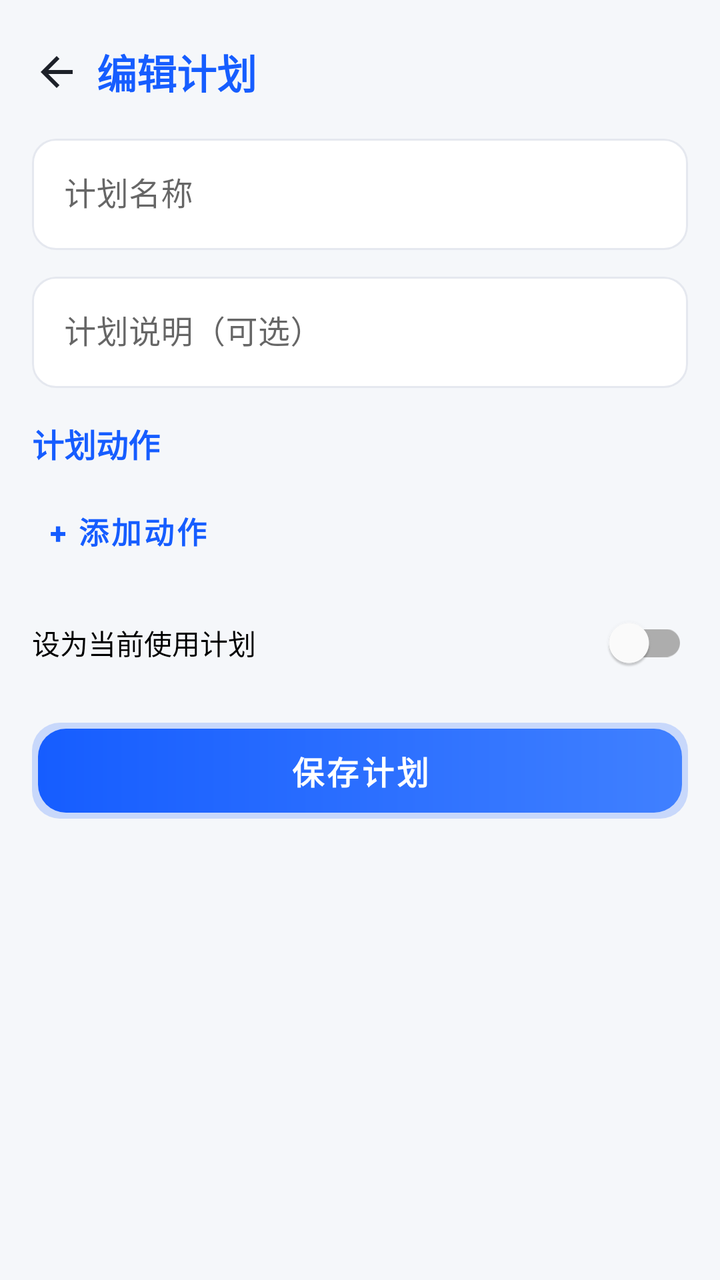
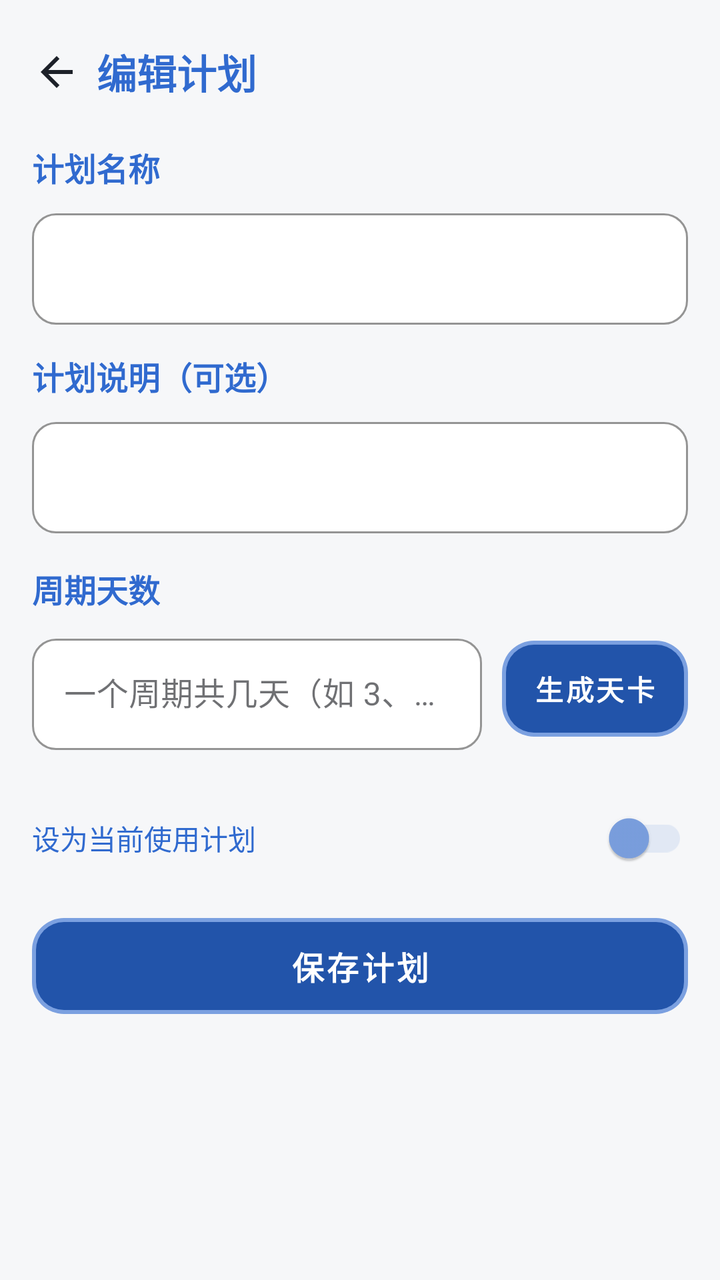

Before-and-after screenshots of an Android layout around one commit, followed by the original layout XML and the change that was made.
<!-- AndroidManifest.xml: application theme Theme.BrawnCatalog -->
<!-- res/layout/activity_plan_edit.xml -->
<?xml version="1.0" encoding="utf-8"?>
<LinearLayout
    xmlns:android="http://schemas.android.com/apk/res/android"
    xmlns:app="http://schemas.android.com/apk/res-auto"
    android:layout_width="match_parent"
    android:layout_height="match_parent"
    android:orientation="vertical"
    android:padding="16dp">

    <LinearLayout
        android:layout_width="match_parent"
        android:layout_height="wrap_content"
        android:gravity="center_vertical"
        android:orientation="horizontal">

        <ImageButton
            android:id="@+id/buttonBack"
            android:layout_width="40dp"
            android:layout_height="40dp"
            android:layout_marginStart="-8dp"
            android:background="?attr/selectableItemBackgroundBorderless"
            android:contentDescription="返回"
            android:src="@drawable/ic_back_arrow" />

        <TextView
            android:layout_width="0dp"
            android:layout_height="wrap_content"
            android:layout_weight="1"
            android:textSize="20sp"
            android:textStyle="bold"
            android:textColor="?attr/colorPrimary"
            android:text="编辑计划" />
    </LinearLayout>

    <com.google.android.material.textfield.TextInputLayout
        android:layout_width="match_parent"
        android:layout_height="wrap_content"
        android:layout_marginTop="8dp"
        android:hint="计划名称">

        <com.google.android.material.textfield.TextInputEditText
            android:id="@+id/editTextPlanName"
            android:layout_width="match_parent"
            android:layout_height="wrap_content"
            android:inputType="text" />
    </com.google.android.material.textfield.TextInputLayout>

    <com.google.android.material.textfield.TextInputLayout
        android:layout_width="match_parent"
        android:layout_height="wrap_content"
        android:layout_marginTop="8dp"
        android:hint="计划说明（可选）">

        <com.google.android.material.textfield.TextInputEditText
            android:id="@+id/editTextPlanDescription"
            android:layout_width="match_parent"
            android:layout_height="wrap_content"
            android:inputType="textMultiLine"
            android:maxLines="3" />
    </com.google.android.material.textfield.TextInputLayout>

    <TextView
        android:layout_width="wrap_content"
        android:layout_height="wrap_content"
        android:layout_marginTop="16dp"
        android:text="计划动作"
        android:textSize="16sp"
        android:textStyle="bold"
        android:textColor="?attr/colorPrimary" />

    
    <LinearLayout
        android:id="@+id/containerPlanItems"
        android:layout_width="match_parent"
        android:layout_height="wrap_content"
        android:layout_marginTop="8dp"
        android:orientation="vertical" />

    <com.google.android.material.button.MaterialButton
        android:id="@+id/buttonAddItem"
        style="@style/Widget.MaterialComponents.Button.TextButton"
        android:layout_width="wrap_content"
        android:layout_height="wrap_content"
        android:text="+ 添加动作" />

    <com.google.android.material.switchmaterial.SwitchMaterial
        android:id="@+id/switchActivePlan"
        android:layout_width="match_parent"
        android:layout_height="wrap_content"
        android:layout_marginTop="8dp"
        android:text="设为当前使用计划" />

    <com.google.android.material.button.MaterialButton
        android:id="@+id/buttonSavePlan"
        android:layout_width="match_parent"
        android:layout_height="wrap_content"
        android:layout_marginTop="16dp"
        android:text="保存计划"
        android:textSize="16sp" />

</LinearLayout>
<!-- resources referenced by this layout -->
<resources>
  <style name="Theme.BrawnCatalog" parent="Theme.MaterialComponents.DayNight.NoActionBar">
          <item name="colorPrimary">@color/bc_primary</item>
          <item name="colorPrimaryVariant">@color/bc_primary_dark</item>
          <item name="colorOnPrimary">@color/bc_on_primary</item>
          <item name="colorSecondary">@color/bc_accent</item>
          <item name="colorSecondaryVariant">@color/bc_accent_dark</item>
          <item name="colorOnSecondary">@color/bc_on_accent</item>
  
          
          <item name="android:textColorPrimary">@color/bc_text_primary</item>
          <item name="android:textColorSecondary">@color/bc_text_secondary</item>
  
          
          <item name="android:windowBackground">@color/window_background</item>
          <item name="android:statusBarColor">@color/window_background</item>
          <item name="android:navigationBarColor">@color/window_background</item>
  
          
          <item name="materialCardViewStyle">@style/Widget.BrawnCatalog.Card</item>
  
          
          <item name="materialButtonStyle">@style/Widget.BrawnCatalog.Button.Primary</item>
  
          
          <item name="textInputStyle">@style/Widget.BrawnCatalog.TextInputLayout</item>
  
          
          <item name="alertDialogTheme">@style/ThemeOverlay.BrawnCatalog.Dialog.Alert</item>
          <item name="android:alertDialogTheme">@style/ThemeOverlay.BrawnCatalog.Dialog.Alert</item>
          <item name="materialAlertDialogTheme">@style/ThemeOverlay.BrawnCatalog.Dialog.Alert</item>
  
          
          <item name="android:activityOpenEnterAnimation">@anim/slide_in_right</item>
          <item name="android:activityOpenExitAnimation">@anim/slide_out_left</item>
          <item name="android:activityCloseEnterAnimation">@anim/slide_in_left</item>
          <item name="android:activityCloseExitAnimation">@anim/slide_out_right</item>
      </style>
  <color name="bc_primary">#FF165DFF</color>
  <color name="bc_primary_dark">#FF0E42D2</color>
  <color name="bc_on_primary">#FFFFFFFF</color>
  <color name="bc_accent">#FFFF7043</color>
  <color name="bc_accent_dark">#FFE64A19</color>
  <color name="bc_on_accent">#FFFFFFFF</color>
  <color name="bc_text_primary">#FF1D2129</color>
  <color name="bc_text_secondary">#FF86909C</color>
  <color name="window_background">#FFF5F7FA</color>
  <style name="Widget.BrawnCatalog.Card" parent="Widget.MaterialComponents.CardView">
          <item name="cardBackgroundColor">@color/card_background</item>
          <item name="cardCornerRadius">16dp</item>
          <item name="cardElevation">4dp</item>
          <item name="strokeWidth">0dp</item>
      </style>
  <style name="Widget.BrawnCatalog.Button.Primary" parent="Widget.MaterialComponents.Button">
          <item name="android:background">@drawable/bg_button_primary</item>
          <item name="android:minHeight">48dp</item>
          <item name="android:textColor">@color/bc_on_primary</item>
          <item name="android:textSize">15sp</item>
          <item name="android:textStyle">bold</item>
          <item name="android:stateListAnimator">@animator/button_press_scale</item>
          <item name="rippleColor">#33FFFFFF</item>
          <item name="cornerRadius">14dp</item>
          <item name="backgroundTint">@null</item>
      </style>
  <style name="Widget.BrawnCatalog.TextInputLayout" parent="Widget.MaterialComponents.TextInputLayout.OutlinedBox">
          <item name="boxBackgroundColor">@color/bc_input_bg</item>
          <item name="boxStrokeWidth">1dp</item>
          <item name="boxStrokeWidthFocused">1dp</item>
          <item name="boxStrokeColor">@color/bc_input_stroke</item>
          <item name="boxCornerRadiusTopStart">12dp</item>
          <item name="boxCornerRadiusTopEnd">12dp</item>
          <item name="boxCornerRadiusBottomStart">12dp</item>
          <item name="boxCornerRadiusBottomEnd">12dp</item>
          <item name="hintTextColor">@color/bc_input_stroke</item>
      </style>
  <style name="ThemeOverlay.BrawnCatalog.Dialog.Alert" parent="ThemeOverlay.MaterialComponents.MaterialAlertDialog">
          <item name="android:windowBackground">@drawable/bg_dialog_alert</item>
          <item name="android:windowMinWidthMajor">85%</item>
          <item name="android:windowMinWidthMinor">85%</item>
          <item name="android:backgroundDimAmount">0.4</item>
          <item name="colorPrimary">@color/bc_primary</item>
          <item name="colorPrimaryVariant">@color/bc_primary_dark</item>
          <item name="colorOnPrimary">@color/bc_on_primary</item>
          <item name="colorAccent">@color/bc_primary</item>
          <item name="colorControlActivated">@color/bc_primary</item>
          <item name="android:textColorPrimary">@color/bc_text_primary</item>
          <item name="android:textColorSecondary">@color/bc_text_secondary</item>
          <item name="materialButtonStyle">@style/Widget.BrawnCatalog.Button.Primary</item>
      </style>
  <color name="card_background">#FFFFFFFF</color>
  <!-- drawable bg_button_primary (drawable) -->
  <?xml version="1.0" encoding="utf-8"?>
  <ripple xmlns:android="http://schemas.android.com/apk/res/android"
      android:color="#33FFFFFF">
  
      <item>
          <layer-list>
              
              <item>
                  <shape android:shape="rectangle">
                      <solid android:color="@color/bc_glow" />
                      <corners android:radius="14dp" />
                      <padding
                          android:bottom="3dp"
                          android:left="3dp"
                          android:right="3dp"
                          android:top="3dp" />
                  </shape>
              </item>
              
              <item>
                  <shape android:shape="rectangle">
                      <gradient
                          android:angle="0"
                          android:endColor="@color/bc_gradient_end"
                          android:startColor="@color/bc_gradient_start" />
                      <corners android:radius="14dp" />
                  </shape>
              </item>
          </layer-list>
      </item>
  </ripple>
  <color name="bc_input_bg">#FFFFFFFF</color>
  <!-- drawable bg_dialog_alert (drawable) -->
  <?xml version="1.0" encoding="utf-8"?>
  <shape xmlns:android="http://schemas.android.com/apk/res/android"
      android:shape="rectangle">
      <solid android:color="@color/card_background" />
      <corners android:radius="20dp" />
  </shape>
  <color name="bc_glow">#33165DFF</color>
  <color name="bc_gradient_end">#FF4080FF</color>
  <color name="bc_gradient_start">#FF165DFF</color>
  <!-- unchanged entries left out for length: 1 -->
</resources>

<!-- the commit's change to res/layout/activity_plan_edit.xml (unified diff, before → after) -->
@@ -4,14 +4,16 @@
     xmlns:app="http://schemas.android.com/apk/res-auto"
     android:layout_width="match_parent"
     android:layout_height="match_parent"
-    android:orientation="vertical"
-    android:padding="16dp">
+    android:orientation="vertical">
 
     <LinearLayout
         android:layout_width="match_parent"
         android:layout_height="wrap_content"
         android:gravity="center_vertical"
-        android:orientation="horizontal">
+        android:orientation="horizontal"
+        android:paddingStart="16dp"
+        android:paddingEnd="16dp"
+        android:paddingTop="16dp">
 
         <ImageButton
             android:id="@+id/buttonBack"
@@ -28,74 +30,137 @@
             android:layout_weight="1"
             android:textSize="20sp"
             android:textStyle="bold"
-            android:textColor="?attr/colorPrimary"
+            android:textColor="?attr/bcPrimary"
             android:text="编辑计划" />
     </LinearLayout>
 
-    <com.google.android.material.textfield.TextInputLayout
+    <ScrollView
+        android:id="@+id/scrollViewPlanEdit"
         android:layout_width="match_parent"
-        android:layout_height="wrap_content"
-        android:layout_marginTop="8dp"
-        android:hint="计划名称">
+        android:layout_height="0dp"
+        android:layout_weight="1"
+        android:fillViewport="true"
+        android:paddingStart="16dp"
+        android:paddingEnd="16dp"
+        android:paddingBottom="16dp">
 
-        <com.google.android.material.textfield.TextInputEditText
-            android:id="@+id/editTextPlanName"
+        <LinearLayout
             android:layout_width="match_parent"
             android:layout_height="wrap_content"
-            android:inputType="text" />
-    </com.google.android.material.textfield.TextInputLayout>
+            android:orientation="vertical">
 
-    <com.google.android.material.textfield.TextInputLayout
-        android:layout_width="match_parent"
-        android:layout_height="wrap_content"
-        android:layout_marginTop="8dp"
-        android:hint="计划说明（可选）">
+            
+            <TextView
+                android:layout_width="wrap_content"
+                android:layout_height="wrap_content"
+                android:layout_marginTop="16dp"
+                android:text="计划名称"
+                android:textSize="16sp"
+                android:textStyle="bold"
+                android:textColor="?attr/bcPrimary" />
 
-        <com.google.android.material.textfield.TextInputEditText
-            android:id="@+id/editTextPlanDescription"
-            android:layout_width="match_parent"
-            android:layout_height="wrap_content"
-            android:inputType="textMultiLine"
-            android:maxLines="3" />
-    </com.google.android.material.textfield.TextInputLayout>
+            <com.google.android.material.textfield.TextInputLayout
+                android:layout_width="match_parent"
+                android:layout_height="wrap_content"
+                android:layout_marginTop="6dp">
 
-    <TextView
-        android:layout_width="wrap_content"
-        android:layout_height="wrap_content"
-        android:layout_marginTop="16dp"
-        android:text="计划动作"
-        android:textSize="16sp"
-        android:textStyle="bold"
-        android:textColor="?attr/colorPrimary" />
+                <com.google.android.material.textfield.TextInputEditText
+                    android:id="@+id/editTextPlanName"
+                    android:layout_width="match_parent"
+                    android:layout_height="wrap_content"
+                    android:inputType="text" />
+            </com.google.android.material.textfield.TextInputLayout>
 
-    
-    <LinearLayout
-        android:id="@+id/containerPlanItems"
-        android:layout_width="match_parent"
-        android:layout_height="wrap_content"
-        android:layout_marginTop="8dp"
-        android:orientation="vertical" />
+            
+            <TextView
+                android:layout_width="wrap_content"
+                android:layout_height="wrap_content"
+                android:layout_marginTop="14dp"
+                android:text="计划说明（可选）"
+                android:textSize="16sp"
+                android:textStyle="bold"
+                android:textColor="?attr/bcPrimary" />
 
-    <com.google.android.material.button.MaterialButton
-        android:id="@+id/buttonAddItem"
-        style="@style/Widget.MaterialComponents.Button.TextButton"
-        android:layout_width="wrap_content"
-        android:layout_height="wrap_content"
-        android:text="+ 添加动作" />
+            <com.google.android.material.textfield.TextInputLayout
+                android:layout_width="match_parent"
+                android:layout_height="wrap_content"
+                android:layout_marginTop="6dp">
 
-    <com.google.android.material.switchmaterial.SwitchMaterial
-        android:id="@+id/switchActivePlan"
-        android:layout_width="match_parent"
-        android:layout_height="wrap_content"
-        android:layout_marginTop="8dp"
-        android:text="设为当前使用计划" />
+                <com.google.android.material.textfield.TextInputEditText
+                    android:id="@+id/editTextPlanDescription"
+                    android:layout_width="match_parent"
+                    android:layout_height="wrap_content"
+                    android:inputType="textMultiLine"
+                    android:maxLines="3" />
+            </com.google.android.material.textfield.TextInputLayout>
 
-    <com.google.android.material.button.MaterialButton
-        android:id="@+id/buttonSavePlan"
-        android:layout_width="match_parent"
-        android:layout_height="wrap_content"
-        android:layout_marginTop="16dp"
-        android:text="保存计划"
-        android:textSize="16sp" />
+            
+            <TextView
+                android:layout_width="wrap_content"
+                android:layout_height="wrap_content"
+                android:layout_marginTop="16dp"
+                android:text="周期天数"
+                android:textSize="16sp"
+                android:textStyle="bold"
+                android:textColor="?attr/bcPrimary" />
 
+            <LinearLayout
+                android:layout_width="match_parent"
+                android:layout_height="wrap_content"
+                android:layout_marginTop="8dp"
+                android:gravity="center_vertical"
+                android:orientation="horizontal">
+
+                <com.google.android.material.textfield.TextInputLayout
+                    android:layout_width="0dp"
+                    android:layout_height="wrap_content"
+                    android:layout_weight="1"
+                    android:hint="一个周期共几天（如 3、5、7）"
+                    app:boxBackgroundMode="outline"
+                    app:hintTextColor="?attr/bcPrimary">
+
+                    <com.google.android.material.textfield.TextInputEditText
+                        android:id="@+id/editTextCycleDays"
+                        android:layout_width="match_parent"
+                        android:layout_height="wrap_content"
+                        android:textColorHint="?attr/bcPrimary"
+                        android:inputType="number" />
+                </com.google.android.material.textfield.TextInputLayout>
+
+                <com.google.android.material.button.MaterialButton
+                    android:id="@+id/buttonGenerateDays"
+                    android:layout_width="wrap_content"
+                    android:layout_height="wrap_content"
+                    android:layout_marginStart="10dp"
+                    android:text="生成天卡"
+                    android:textSize="14sp" />
+            </LinearLayout>
+
+            
+            <LinearLayout
+                android:id="@+id/containerDays"
+                android:layout_width="match_parent"
+                android:layout_height="wrap_content"
+                android:layout_marginTop="12dp"
+                android:orientation="vertical" />
+
+            <com.google.android.material.switchmaterial.SwitchMaterial
+                android:id="@+id/switchActivePlan"
+                android:layout_width="match_parent"
+                android:layout_height="wrap_content"
+                android:layout_marginTop="8dp"
+                android:text="设为当前使用计划"
+                android:textColor="?attr/bcPrimary"
+                app:thumbTint="@color/switch_thumb_bc"
+                app:trackTint="@color/switch_track_bc" />
+
+            <com.google.android.material.button.MaterialButton
+                android:id="@+id/buttonSavePlan"
+                android:layout_width="match_parent"
+                android:layout_height="wrap_content"
+                android:layout_marginTop="16dp"
+                android:text="保存计划"
+                android:textSize="16sp" />
+        </LinearLayout>
+    </ScrollView>
 </LinearLayout>
<!-- resource entries referenced after the edit -->
@@ -1,53 +1,94 @@
 <!-- resources referenced by this layout -->
 <resources>
-  <style name="Theme.BrawnCatalog" parent="Theme.MaterialComponents.DayNight.NoActionBar">
-          <item name="colorPrimary">@color/bc_primary</item>
-          <item name="colorPrimaryVariant">@color/bc_primary_dark</item>
-          <item name="colorOnPrimary">@color/bc_on_primary</item>
-          <item name="colorSecondary">@color/bc_accent</item>
-          <item name="colorSecondaryVariant">@color/bc_accent_dark</item>
-          <item name="colorOnSecondary">@color/bc_on_accent</item>
+  <style name="Theme.BrawnCatalog" parent="Theme.MaterialComponents.NoActionBar">
+          <item name="colorPrimary">@color/th_blue_primary</item>
+          <item name="colorPrimaryVariant">@color/th_blue_primary_dark</item>
+          <item name="colorOnPrimary">@color/th_blue_on_primary</item>
+          <item name="colorSecondary">@color/th_blue_accent</item>
+          <item name="colorSecondaryVariant">@color/th_blue_accent_dark</item>
+          <item name="colorOnSecondary">@color/th_blue_on_accent</item>
+          <item name="android:textColorPrimary">@color/th_blue_text_primary</item>
+          <item name="android:textColorSecondary">@color/th_blue_text_secondary</item>
+          <item name="bcPrimary">@color/th_blue_primary</item>
+          <item name="bcPrimaryDark">@color/th_blue_primary_dark</item>
+          <item name="bcPrimaryLight">@color/th_blue_primary_light</item>
+          <item name="bcPrimaryPale">@color/th_blue_primary_pale</item>
+          <item name="bcOnPrimary">@color/th_blue_on_primary</item>
+          <item name="bcAccent">@color/th_blue_accent</item>
+          <item name="bcAccentDark">@color/th_blue_accent_dark</item>
+          <item name="bcOnAccent">@color/th_blue_on_accent</item>
+          <item name="bcWindowBg">@color/th_blue_window_bg</item>
+          <item name="bcCardBg">@color/th_blue_card_bg</item>
+          <item name="bcHeaderBg">@color/th_blue_header_bg</item>
+          <item name="bcHomePageBg">@color/th_blue_home_page_bg</item>
+          <item name="bcTextPrimary">@color/th_blue_text_primary</item>
+          <item name="bcTextSecondary">@color/th_blue_text_secondary</item>
+          <item name="bcTextDisabled">@color/th_blue_text_disabled</item>
+          <item name="bcBorder">@color/th_blue_border</item>
+          <item name="bcBorderFocus">@color/th_blue_border_focus</item>
+          <item name="bcInputBg">@color/th_blue_input_bg</item>
+          <item name="bcInputStroke">@color/th_blue_input_stroke</item>
+          <item name="bcGradientStart">@color/th_blue_gradient_start</item>
+          <item name="bcGradientEnd">@color/th_blue_gradient_end</item>
+          <item name="bcGlow">@color/th_blue_glow</item>
+          <item name="bcRipple">@color/th_blue_ripple</item>
   
           
-          <item name="android:textColorPrimary">@color/bc_text_primary</item>
-          <item name="android:textColorSecondary">@color/bc_text_secondary</item>
+          <item name="bcStatusOk">@color/bc_status_ok</item>
+          <item name="bcStatusWarn">@color/bc_status_warn</item>
+          <item name="bcStatusLow">@color/bc_status_low</item>
   
           
-          <item name="android:windowBackground">@color/window_background</item>
-          <item name="android:statusBarColor">@color/window_background</item>
-          <item name="android:navigationBarColor">@color/window_background</item>
-  
-          
+          <item name="android:textColor">?attr/bcTextPrimary</item>
+          <item name="android:textColorHint">?attr/bcInputStroke</item>
+          <item name="colorSurface">?attr/bcCardBg</item>
+          <item name="colorSurfaceVariant">?attr/bcCardBg</item>
+          <item name="colorOnSurface">?attr/bcTextPrimary</item>
+          <item name="colorOnSurfaceVariant">?attr/bcTextSecondary</item>
+          <item name="colorOnBackground">?attr/bcTextPrimary</item>
+          <item name="android:windowBackground">@color/th_blue_window_bg</item>
+          <item name="android:statusBarColor">@color/th_blue_header_bg</item>
+          <item name="android:navigationBarColor">@color/th_blue_window_bg</item>
+          <item name="android:windowLightStatusBar">true</item>
           <item name="materialCardViewStyle">@style/Widget.BrawnCatalog.Card</item>
-  
-          
           <item name="materialButtonStyle">@style/Widget.BrawnCatalog.Button.Primary</item>
-  
-          
           <item name="textInputStyle">@style/Widget.BrawnCatalog.TextInputLayout</item>
-  
-          
           <item name="alertDialogTheme">@style/ThemeOverlay.BrawnCatalog.Dialog.Alert</item>
           <item name="android:alertDialogTheme">@style/ThemeOverlay.BrawnCatalog.Dialog.Alert</item>
           <item name="materialAlertDialogTheme">@style/ThemeOverlay.BrawnCatalog.Dialog.Alert</item>
-  
-          
           <item name="android:activityOpenEnterAnimation">@anim/slide_in_right</item>
           <item name="android:activityOpenExitAnimation">@anim/slide_out_left</item>
           <item name="android:activityCloseEnterAnimation">@anim/slide_in_left</item>
           <item name="android:activityCloseExitAnimation">@anim/slide_out_right</item>
       </style>
-  <color name="bc_primary">#FF165DFF</color>
-  <color name="bc_primary_dark">#FF0E42D2</color>
-  <color name="bc_on_primary">#FFFFFFFF</color>
-  <color name="bc_accent">#FFFF7043</color>
-  <color name="bc_accent_dark">#FFE64A19</color>
-  <color name="bc_on_accent">#FFFFFFFF</color>
-  <color name="bc_text_primary">#FF1D2129</color>
-  <color name="bc_text_secondary">#FF86909C</color>
-  <color name="window_background">#FFF5F7FA</color>
+  <color name="th_blue_primary">#306ACF</color>
+  <color name="th_blue_primary_dark">#2254AA</color>
+  <color name="th_blue_on_primary">#FFFFFF</color>
+  <color name="th_blue_accent">#5845D3</color>
+  <color name="th_blue_accent_dark">#3F2CBA</color>
+  <color name="th_blue_on_accent">#FFFFFF</color>
+  <color name="th_blue_text_primary">#0F1115</color>
+  <color name="th_blue_text_secondary">#425C8A</color>
+  <color name="th_blue_primary_light">#7BA0E0</color>
+  <color name="th_blue_primary_pale">#E1E8F4</color>
+  <color name="th_blue_window_bg">#F6F7F9</color>
+  <color name="th_blue_card_bg">#E7EBF4</color>
+  <color name="th_blue_header_bg">#CBD7EB</color>
+  <color name="th_blue_home_page_bg">#F4F6F8</color>
+  <color name="th_blue_text_disabled">#9AA0A6</color>
+  <color name="th_blue_border">#D7DEEA</color>
+  <color name="th_blue_border_focus">#306ACF</color>
+  <color name="th_blue_input_bg">#FFFFFF</color>
+  <color name="th_blue_input_stroke">#C1C9D7</color>
+  <color name="th_blue_gradient_start">#306ACF</color>
+  <color name="th_blue_gradient_end">#7BA0E0</color>
+  <color name="th_blue_glow">#40306ACF</color>
+  <color name="th_blue_ripple">#33306ACF</color>
+  <color name="bc_status_ok">#FF2F9E6B</color>
+  <color name="bc_status_warn">#FFC8811F</color>
+  <color name="bc_status_low">#FFD0473F</color>
   <style name="Widget.BrawnCatalog.Card" parent="Widget.MaterialComponents.CardView">
-          <item name="cardBackgroundColor">@color/card_background</item>
+          <item name="cardBackgroundColor">?attr/bcCardBg</item>
           <item name="cardCornerRadius">16dp</item>
           <item name="cardElevation">4dp</item>
           <item name="strokeWidth">0dp</item>
@@ -55,7 +96,7 @@
   <style name="Widget.BrawnCatalog.Button.Primary" parent="Widget.MaterialComponents.Button">
           <item name="android:background">@drawable/bg_button_primary</item>
           <item name="android:minHeight">48dp</item>
-          <item name="android:textColor">@color/bc_on_primary</item>
+          <item name="android:textColor">?attr/bcOnPrimary</item>
           <item name="android:textSize">15sp</item>
           <item name="android:textStyle">bold</item>
           <item name="android:stateListAnimator">@animator/button_press_scale</item>
@@ -64,31 +105,33 @@
           <item name="backgroundTint">@null</item>
       </style>
   <style name="Widget.BrawnCatalog.TextInputLayout" parent="Widget.MaterialComponents.TextInputLayout.OutlinedBox">
-          <item name="boxBackgroundColor">@color/bc_input_bg</item>
+          <item name="boxBackgroundColor">?attr/bcInputBg</item>
           <item name="boxStrokeWidth">1dp</item>
           <item name="boxStrokeWidthFocused">1dp</item>
-          <item name="boxStrokeColor">@color/bc_input_stroke</item>
+          <item name="boxStrokeColor">?attr/bcInputStroke</item>
           <item name="boxCornerRadiusTopStart">12dp</item>
           <item name="boxCornerRadiusTopEnd">12dp</item>
           <item name="boxCornerRadiusBottomStart">12dp</item>
           <item name="boxCornerRadiusBottomEnd">12dp</item>
-          <item name="hintTextColor">@color/bc_input_stroke</item>
+          <item name="hintTextColor">?attr/bcInputStroke</item>
       </style>
   <style name="ThemeOverlay.BrawnCatalog.Dialog.Alert" parent="ThemeOverlay.MaterialComponents.MaterialAlertDialog">
           <item name="android:windowBackground">@drawable/bg_dialog_alert</item>
           <item name="android:windowMinWidthMajor">85%</item>
           <item name="android:windowMinWidthMinor">85%</item>
           <item name="android:backgroundDimAmount">0.4</item>
-          <item name="colorPrimary">@color/bc_primary</item>
-          <item name="colorPrimaryVariant">@color/bc_primary_dark</item>
-          <item name="colorOnPrimary">@color/bc_on_primary</item>
-          <item name="colorAccent">@color/bc_primary</item>
-          <item name="colorControlActivated">@color/bc_primary</item>
-          <item name="android:textColorPrimary">@color/bc_text_primary</item>
-          <item name="android:textColorSecondary">@color/bc_text_secondary</item>
+          <item name="colorPrimary">?attr/bcPrimary</item>
+          <item name="colorPrimaryVariant">?attr/bcPrimaryDark</item>
+          <item name="colorOnPrimary">?attr/bcOnPrimary</item>
+          <item name="colorAccent">?attr/bcPrimary</item>
+          <item name="colorControlActivated">?attr/bcPrimary</item>
+          <item name="android:textColorPrimary">?attr/bcTextPrimary</item>
+          <item name="android:textColorSecondary">?attr/bcTextSecondary</item>
+          
+          <item name="android:textColor">?attr/bcTextPrimary</item>
+          <item name="android:textColorAlertDialogListItem">?attr/bcTextPrimary</item>
           <item name="materialButtonStyle">@style/Widget.BrawnCatalog.Button.Primary</item>
       </style>
-  <color name="card_background">#FFFFFFFF</color>
   <!-- drawable bg_button_primary (drawable) -->
   <?xml version="1.0" encoding="utf-8"?>
   <ripple xmlns:android="http://schemas.android.com/apk/res/android"
@@ -99,39 +142,32 @@
               
               <item>
                   <shape android:shape="rectangle">
-                      <solid android:color="@color/bc_glow" />
-                      <corners android:radius="14dp" />
+                      <solid android:color="?attr/bcPrimaryLight" />
+                      <corners android:radius="16dp" />
                       <padding
-                          android:bottom="3dp"
-                          android:left="3dp"
-                          android:right="3dp"
-                          android:top="3dp" />
+                          android:bottom="2dp"
+                          android:left="2dp"
+                          android:right="2dp"
+                          android:top="2dp" />
                   </shape>
               </item>
               
               <item>
                   <shape android:shape="rectangle">
-                      <gradient
-                          android:angle="0"
-                          android:endColor="@color/bc_gradient_end"
-                          android:startColor="@color/bc_gradient_start" />
+                      <solid android:color="?attr/bcPrimaryDark" />
                       <corners android:radius="14dp" />
                   </shape>
               </item>
           </layer-list>
       </item>
   </ripple>
-  <color name="bc_input_bg">#FFFFFFFF</color>
   <!-- drawable bg_dialog_alert (drawable) -->
   <?xml version="1.0" encoding="utf-8"?>
   <shape xmlns:android="http://schemas.android.com/apk/res/android"
       android:shape="rectangle">
-      <solid android:color="@color/card_background" />
+      <solid android:color="?attr/bcCardBg" />
       <corners android:radius="20dp" />
   </shape>
-  <color name="bc_glow">#33165DFF</color>
-  <color name="bc_gradient_end">#FF4080FF</color>
-  <color name="bc_gradient_start">#FF165DFF</color>
   <!-- unchanged entries left out for length: 1 -->
 </resources>
 
